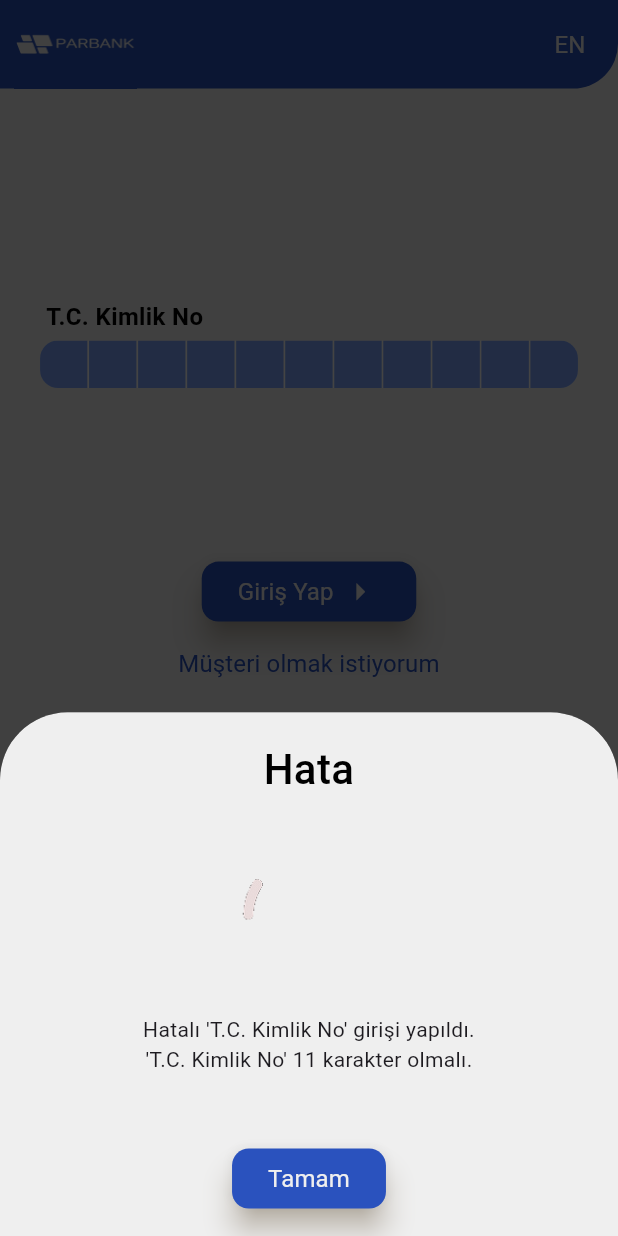
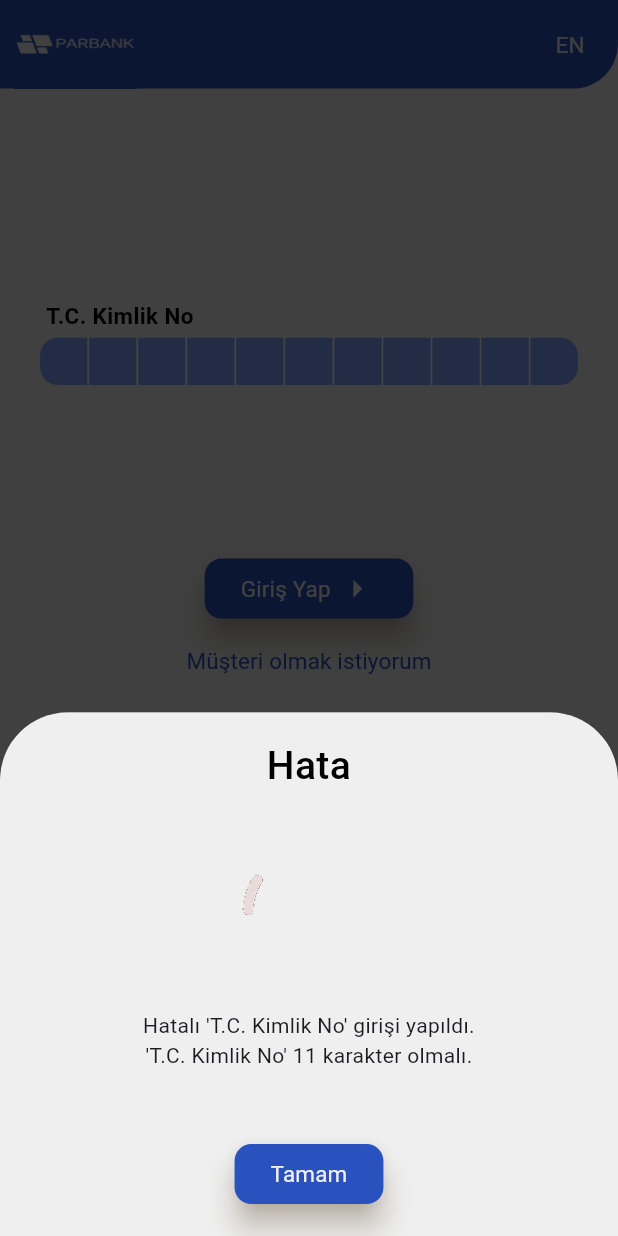
Before and after one commit to ozzgurkarli/BankingApp-Mobile, a Flutter app: the screen it shows after launch, after a tap on "Giriş Yap", on a phone screen of 412 x 824 dp. Run offline on Flutter 3.47's test engine with Material 3 defaults, Android fonts, the phone set to English and light mode, and no system bars; drawn by our look-alikes of pinput; our stand-ins replace dio, gap, google_fonts, hugeicons, mask_text_input_formatter, shared_preferences; missing offline and left inert: dashed_circle, easy_mask; accounts and stored records are empty.

Commit message:
market info, bug fixes

```diff
--- a/lib/S-LGNIDNTY/LGNIDNTY.dart
+++ b/lib/S-LGNIDNTY/LGNIDNTY.dart
@@ -92,7 +92,7 @@ class _LGNIDNTYState extends State<LGNIDNTY> {
                                         .characters
                                         .first
                                         .toUpperCase(),
-                                fontSize: 54,
+                                fontSize: 51,
                                 color: UColor.SecondHeavyColor,
                               ),
                             ),
@@ -104,11 +104,11 @@ class _LGNIDNTYState extends State<LGNIDNTY> {
                           children: [
                             UText(
                               Localizer.Get(Localizer.welcome___with_comma),
-                              fontSize: 18,
+                              fontSize: 17,
                             ),
                             UText(
                               snapshot.data![0]!,
-                              fontSize: 18,
+                              fontSize: 17,
                               fontWeight: FontWeight.w600,
                             ),
                           ],
@@ -192,7 +192,7 @@ class _LGNIDNTYState extends State<LGNIDNTY> {
                               width: USize.Width / 13,
                               height: USize.Width / 13,
                               textStyle: GoogleFonts.poppins(
-                                  fontSize: 20, color: Colors.white),
+                                  fontSize: 19, color: Colors.white),
                               decoration: const BoxDecoration(
                                   color: UColor.PrimaryLightColor),
                             ),
@@ -201,7 +201,7 @@ class _LGNIDNTYState extends State<LGNIDNTY> {
                               width: USize.Width / 13,
                               height: USize.Width / 13,
                               textStyle: GoogleFonts.poppins(
-                                  fontSize: 20, color: Colors.white),
+                                  fontSize: 19, color: Colors.white),
                               decoration: const BoxDecoration(
                                   color: UColor.PrimaryColor),
                             ),
@@ -258,20 +258,9 @@ class _LGNIDNTYState extends State<LGNIDNTY> {
                                     )));
                       } else {
                         controller.text = "";
-                        HelperMethods.SetBottomSheet(
-                            context,
-                            Localizer.Get(Localizer
-                                .no_customers_matching_entered_information),
-                            UAsset.ERROR_GIF,
-                            Localizer.Get(Localizer.error),
-                            UButton(
-                                onPressed: () {
-                                  Navigator.pop(context);
-                                },
-                                child: UText(
-                                  Localizer.Get(Localizer.ok),
-                                  color: UColor.WhiteColor,
-                                )));
+                        HelperMethods.ApiException(context, Localizer.Get(Localizer
+                                .no_customers_matching_entered_information));
+
                       }
                     }
                   },
--- a/lib/S-REGISTERF/REGISTERF.dart
+++ b/lib/S-REGISTERF/REGISTERF.dart
@@ -67,7 +67,7 @@ class _REGISTERFState extends State<REGISTERF> {
             Gap(USize.Height / 27),
             UText(
               "Müşteri Bilgileri",
-              fontSize: 22,
+              fontSize: 21,
               fontWeight: FontWeight.w500,
             ),
             Gap(USize.Height / 27),
--- a/lib/S-REGISTERS/REGISTERS.dart
+++ b/lib/S-REGISTERS/REGISTERS.dart
@@ -76,7 +76,7 @@ class _REGISTERSState extends State<REGISTERS> {
             Gap(USize.Height / 27),
             UText(
               "Müşteri Bilgileri",
-              fontSize: 22,
+              fontSize: 21,
               fontWeight: FontWeight.w500,
             ),
             Gap(USize.Height / 27),
--- a/lib/S-TRACTHST/TRACTHST.dart
+++ b/lib/S-TRACTHST/TRACTHST.dart
@@ -105,7 +105,7 @@ class _TRACTHSTState extends State<TRACTHST> {
                               mainAxisAlignment: MainAxisAlignment.center,
                               children: [
                                 widget.Transactions[index].Amount > 0 ? UText(Localizer.Get(Localizer.incoming), color: Colors.green,) : UText(Localizer.Get(Localizer.outgoing), color: Colors.red,) ,
-                                UText(DateFormat('dd/MM/yyyy').format(widget.Transactions[index].TransactionDate), fontSize: 14, color: UColor.BarrierColor,)
+                                UText(DateFormat('dd/MM/yyyy').format(widget.Transactions[index].TransactionDate), fontSize: 13, color: UColor.BarrierColor,)
                               ],
                             ),
                             UText("${HelperMethods.RemoveZerosAndFormat(widget.Transactions[index].Amount.abs())} ${widget.Transactions[index].Currency}"),
--- a/lib/S-TRCHSDTL/TRCHSDTL.dart
+++ b/lib/S-TRCHSDTL/TRCHSDTL.dart
@@ -129,7 +129,7 @@ class _TRCHSDTLState extends State<TRCHSDTL> {
                                 UText(
                                   DateFormat('dd/MM/yyyy').format(widget
                                       .Transactions[index].TransactionDate),
-                                  fontSize: 14,
+                                  fontSize: 13,
                                   color: UColor.BarrierColor,
                                 )
                               ],
--- a/lib/api/IService.dart
+++ b/lib/api/IService.dart
@@ -16,4 +16,5 @@ class IService
   static const String GET_CREDIT_CARDS = "CreditCard/GetCreditCards";
   static const String GET_TRANSACTION_HISTORY = "TransactionHistory/GetTransactionHistory";
   static const String TRIGGER_SCHEDULES = "Schedule/TriggerSchedules";
+  static const String CHECK_RECIPIENT_CUSTOMER = "Transfer/CheckRecipientCustomer";
 }
--- a/lib/components/UDropDownButton.dart
+++ b/lib/components/UDropDownButton.dart
@@ -27,7 +27,7 @@ class UDropDownButton extends StatelessWidget {
               fillColor: errorText != null ? UColor.RedLightColor : fillColor,
               hintText: hintText,
               hintStyle:
-                  const TextStyle(fontSize: 16, fontWeight: FontWeight.w500),
+                  const TextStyle(fontSize: 15, fontWeight: FontWeight.w500),
               prefixIcon: Padding(
                 padding: EdgeInsets.symmetric(horizontal: USize.Width * 0.05),
                 child: prefixIcon,
@@ -35,7 +35,7 @@ class UDropDownButton extends StatelessWidget {
               errorText: errorText,
               errorStyle: const TextStyle(
                   color: UColor.RedHeavyColor,
-                  fontSize: 14,
+                  fontSize: 13,
                   fontWeight: FontWeight.w500),
               errorBorder: OutlineInputBorder(
                   borderRadius: BorderRadius.circular(12),
--- a/lib/components/ULabel.dart
+++ b/lib/components/ULabel.dart
@@ -25,7 +25,7 @@ class ULabel extends StatelessWidget {
                     bottom: USize.Width * 0.01),
                 child: UText(
                   label!,
-                  fontSize: 16,
+                  fontSize: 15,
                   fontWeight: FontWeight.w600,
                 ),
               ) :
@@ -37,11 +37,10 @@ class ULabel extends StatelessWidget {
             children: [
               Padding(
                 padding: EdgeInsets.only(
-                    left: labelPadding ?? USize.Width * 0.01,
-                    bottom: USize.Width * 0.01),
+                    left: labelPadding ?? USize.Width * 0.01),
                 child: UText(
                   label!,
-                  fontSize: 16,
+                  fontSize: 15,
                   fontWeight: FontWeight.w600,
                 ),
               ),
--- a/lib/components/UText.dart
+++ b/lib/components/UText.dart
@@ -12,6 +12,6 @@ class UText extends StatelessWidget {
 
   @override
   Widget build(BuildContext context) {
-    return Text(text, textAlign: TextAlign.center, style: TextStyle(color: color ?? Colors.black, fontSize: fontSize ?? 16, fontWeight: fontWeight ?? FontWeight.normal),);
+    return Text(text, textAlign: TextAlign.center, style: TextStyle(color: color ?? Colors.black, fontSize: fontSize ?? 15, fontWeight: fontWeight ?? FontWeight.normal),);
   }
 }
--- a/lib/dto/DTOLogin.dart
+++ b/lib/dto/DTOLogin.dart
@@ -13,7 +13,7 @@ class DTOLogin{
     return DTOLogin(
       Id: json['id'] as int?,
       IdentityNo: json['identityNo'] as String?,
-      Password: json['password'] as int?,
+      Password: int.parse(((json['password'] as String).length == 6 ? json['password'] as String : "100000")),
       Temporary: json['temporary'] as bool?,
       Token: json['token'] as String?,
     );
@@ -24,7 +24,7 @@ class DTOLogin{
     return {
       'Id': Id,
       'IdentityNo': IdentityNo,
-      'Password': Password,
+      'Password': Password.toString(),
       'Temporary': Temporary,
     };
   }
--- a/lib/helpers/HelperMethods.dart
+++ b/lib/helpers/HelperMethods.dart
@@ -133,7 +133,7 @@ class HelperMethods {
                 UText(
                   labelText,
                   fontWeight: FontWeight.w500,
-                  fontSize: 28,
+                  fontSize: 26,
                 ),
                 Gap(USize.Height / 25),
                 HelperMethods.ShowAsset(
@@ -182,7 +182,7 @@ class HelperMethods {
                 UText(
                   Localizer.Get(Localizer.error),
                   fontWeight: FontWeight.w500,
-                  fontSize: 28,
+                  fontSize: 26,
                 ),
                 Gap(USize.Height / 33),
                 HelperMethods.ShowAsset(
```
Also changed, not shown: lib/S-HOMESCRN/HOMESCRN.dart (+9 -7 lines), lib/S-LGNPSWRD/LGNPSWRD.dart (+44 -21 lines), lib/S-MNYTRNSFR/MNYTRNSFR.dart (+53 -8 lines), lib/S-NEWPSWRD/NEWPSWRD.dart (+4 -4 lines), lib/components/UTextField.dart (+13 -3 lines), lib/dto/DTOTransfer.dart (+8 -8 lines).
